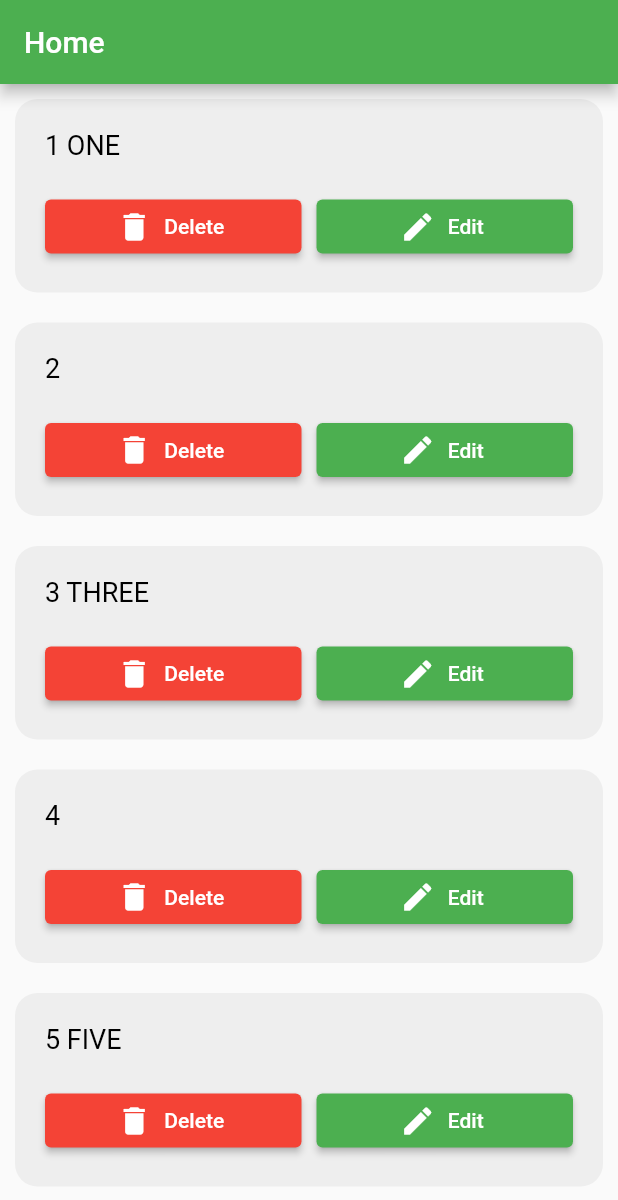
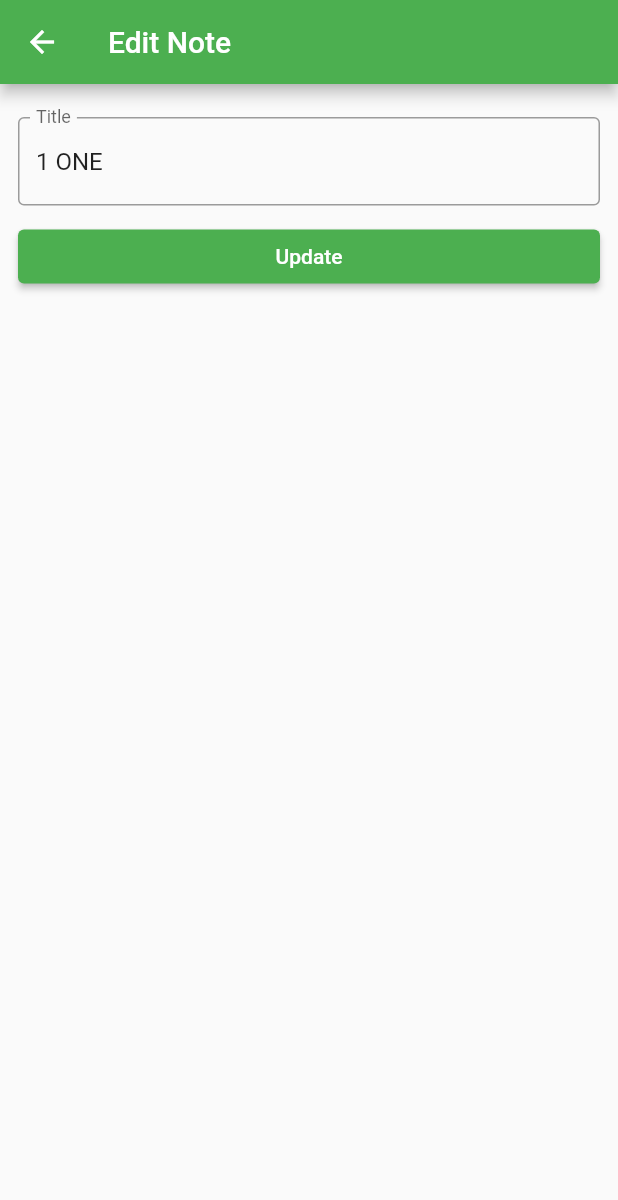
Before and after one commit to amir58/FlutterInstant2, a Flutter app: the screen it shows after launch, after a tap on "Edit", on a phone screen of 412 x 824 dp. Shown: the top 1200 px of the screen. Run offline on Flutter 3.47's test engine with Material 2 defaults, Android fonts, the phone set to English and light mode, and no system bars; our stand-ins replace fluttertoast.

Commit message:
Session13

```diff
--- a/lib/main.dart
+++ b/lib/main.dart
@@ -1,5 +1,5 @@
 import 'package:flutter/material.dart';
-import 'package:instant2/ui/home_screen.dart';
+import 'package:instant2/ui/notes/home_screen.dart';
 import 'package:instant2/ui/bmi/bmi_screen.dart';
 import 'package:instant2/ui/login_screen.dart';
 
--- a/lib/ui/login_screen.dart
+++ b/lib/ui/login_screen.dart
@@ -1,7 +1,7 @@
 import 'package:flutter/material.dart';
 import 'package:fluttertoast/fluttertoast.dart';
 import 'package:instant2/main.dart';
-import 'package:instant2/ui/home_screen.dart';
+import 'package:instant2/ui/notes/home_screen.dart';
 
 class LoginScreen extends StatefulWidget {
   const LoginScreen({super.key});
--- /dev/null
+++ b/lib/ui/notes/edit_note_screen.dart
@@ -0,0 +1,76 @@
+import 'package:flutter/material.dart';
+
+class EditNoteScreen extends StatefulWidget {
+  const EditNoteScreen({super.key, required this.title});
+
+  final String title;
+
+  @override
+  State<EditNoteScreen> createState() => _EditNoteScreenState();
+}
+
+class _EditNoteScreenState extends State<EditNoteScreen> {
+  final titleController = TextEditingController();
+  final formKey = GlobalKey<FormState>();
+
+  @override
+  void initState() {
+    super.initState();
+    titleController.text = widget.title;
+  }
+
+  @override
+  Widget build(BuildContext context) {
+    return Scaffold(
+      appBar: AppBar(
+        title: const Text('Edit Note'),
+      ),
+      body: Padding(
+        padding: const EdgeInsets.all(12),
+        child: Form(
+          key: formKey,
+          child: Column(
+            children: [
+              const SizedBox(height: 10),
+              TextFormField(
+                controller: titleController,
+                decoration: const InputDecoration(
+                  border: OutlineInputBorder(),
+                  label: Text("Title"),
+                ),
+                validator: (value) {
+                  if (value!.isEmpty) {
+                    return "Title required!";
+                  }
+                  if (value.length < 3) {
+                    return "Title is very small!";
+                  }
+
+                  return null;
+                },
+              ),
+              const SizedBox(height: 10),
+              SizedBox(
+                width: double.infinity,
+                child: ElevatedButton(
+                  onPressed: () => updateNote(),
+                  child: const Text("Update"),
+                ),
+              ),
+            ],
+          ),
+        ),
+      ),
+    );
+  }
+
+  void updateNote() {
+    if (!formKey.currentState!.validate()) {
+      return;
+    }
+
+    String title = titleController.text;
+
+    Navigator.pop(context, title);
+  }
+}
--- a/lib/ui/home_screen.dart
+++ b/lib/ui/notes/home_screen.dart
@@ -1,4 +1,6 @@
 import 'package:flutter/material.dart';
+import 'package:instant2/ui/notes/add_note_screen.dart';
+import 'package:instant2/ui/notes/edit_note_screen.dart';
 
 class HomeScreen extends StatefulWidget {
   const HomeScreen({super.key});
@@ -10,14 +12,6 @@ class HomeScreen extends StatefulWidget {
 class _HomeScreenState extends State<HomeScreen> {
   List<String> notes = [
     '1 ONE',
-    '2',
-    '3 THREE',
-    '4',
-    '5 FIVE',
-    '6',
-    '7 SEVEN',
-    '8',
-    '9 NINE',
   ];
 
   @override
@@ -25,6 +19,10 @@ class _HomeScreenState extends State<HomeScreen> {
     return Scaffold(
       appBar: AppBar(
         title: const Text("Home"),
+      ),
+      floatingActionButton: FloatingActionButton(
+        onPressed: () => addNoteScreen(),
+        child: Icon(Icons.add),
       ),
       body: ListView.builder(
         itemCount: notes.length,
@@ -76,7 +74,7 @@ class _HomeScreenState extends State<HomeScreen> {
                 const SizedBox(width: 10),
                 Expanded(
                   child: ElevatedButton.icon(
-                    onPressed: () {},
+                    onPressed: () => editNote(index),
                     icon: const Icon(Icons.edit),
                     label: const Text("Edit"),
                   ),
@@ -88,4 +86,36 @@ class _HomeScreenState extends State<HomeScreen> {
       ),
     );
   }
+
+  void addNoteScreen() {
+    Navigator.push(
+      context,
+      MaterialPageRoute(
+        builder: (context) => const AddNoteScreen(),
+      ),
+    ).then((value) => addNewNote(value));
+  }
+
+  void addNewNote(value) {
+    notes.add(value);
+    setState(() {});
+  }
+
+  void editNote(int index) {
+    Navigator.push(
+      context,
+      MaterialPageRoute(
+        builder: (context) => EditNoteScreen(
+          title: notes[index],
+        ),
+      ),
+    ).then((value)
+    => updateNote(index, value));
+  }
+
+  void updateNote(int index, String value) {
+    notes[index] = value;
+    setState(() {});
+  }
+
 }
```
Also changed, not shown: lib/ui/notes/add_note_screen.dart (added, +68 -0 lines).
